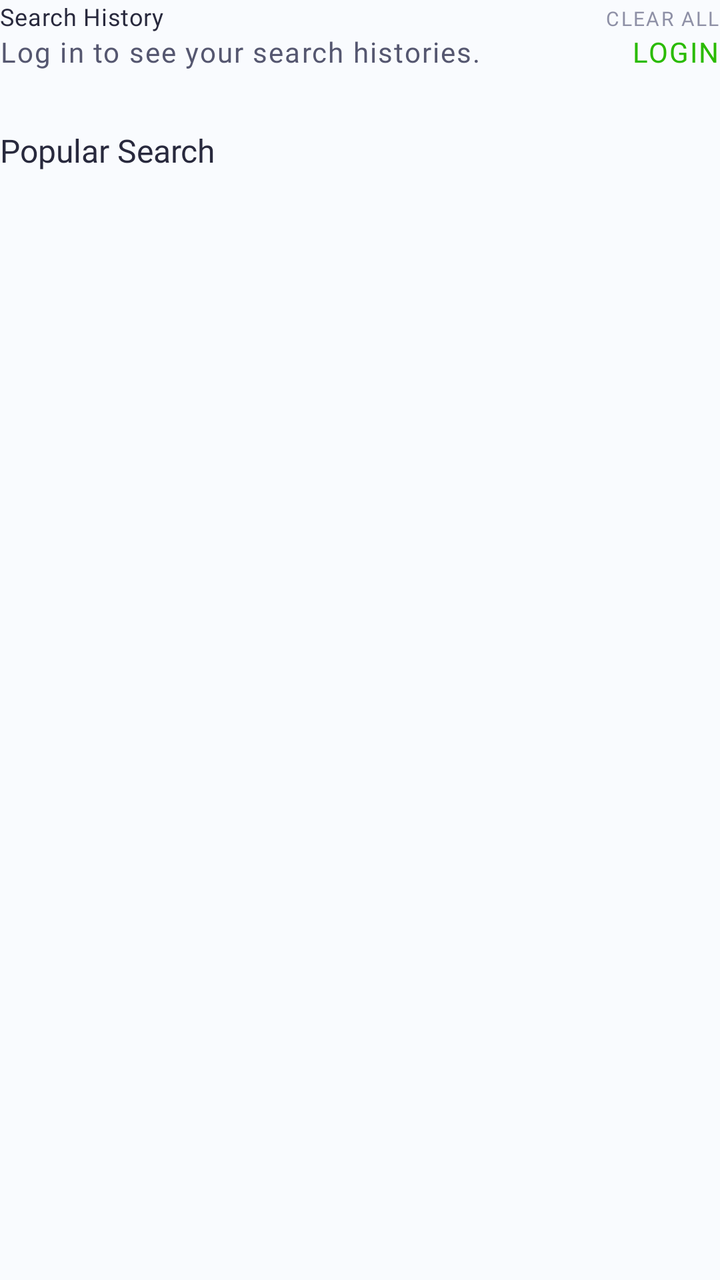
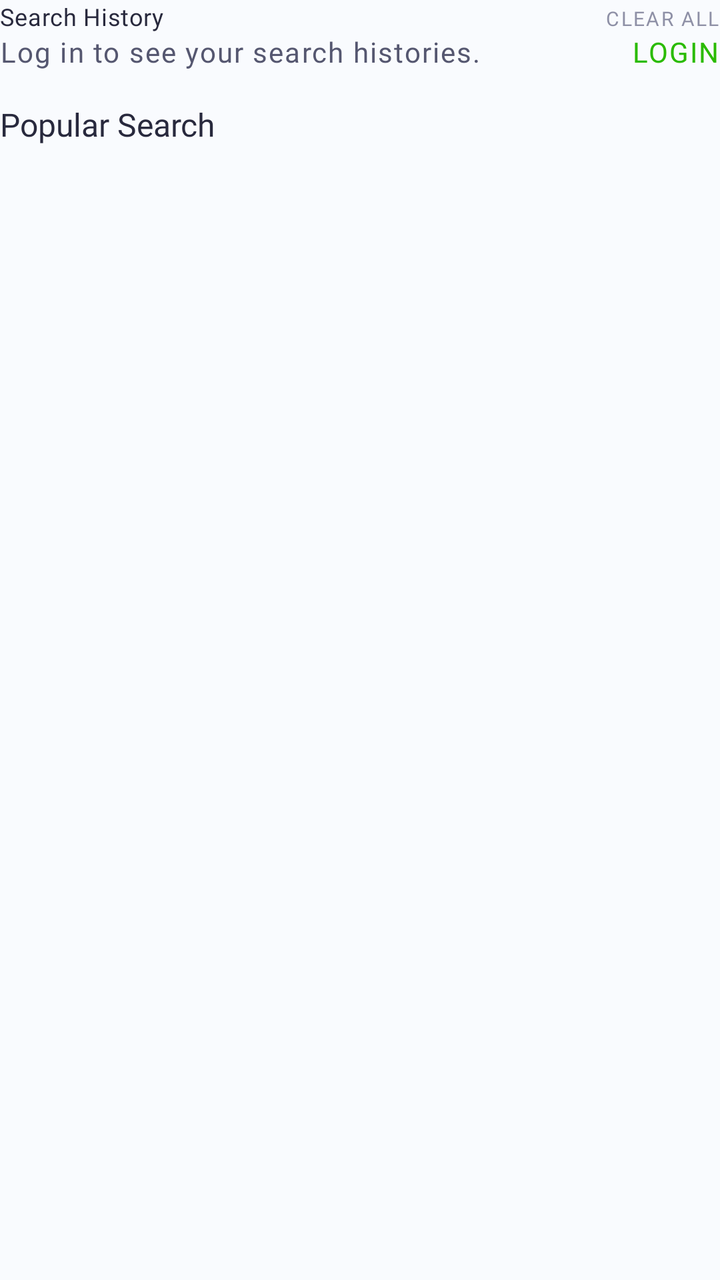

An Android layout rendered at two revisions. The XML below is the earlier revision; the diff shows what the commit changed to produce the second picture.
<!-- AndroidManifest.xml: application theme Theme.XMLApp -->
<!-- res/layout/fragment_search_home.xml -->
<?xml version="1.0" encoding="utf-8"?>
<androidx.constraintlayout.widget.ConstraintLayout xmlns:android="http://schemas.android.com/apk/res/android"
    xmlns:app="http://schemas.android.com/apk/res-auto"
    android:layout_width="match_parent"
    android:layout_height="match_parent">

    <LinearLayout
        android:id="@+id/llSearchHistory"
        android:layout_width="match_parent"
        android:layout_height="wrap_content"
        android:orientation="horizontal"
        app:layout_constraintEnd_toEndOf="parent"
        app:layout_constraintStart_toStartOf="parent"
        app:layout_constraintTop_toTopOf="parent">

        <TextView
            android:layout_width="wrap_content"
            android:layout_height="wrap_content"
            android:fontFamily="@font/source_sans_semibold"
            android:letterSpacing="0.02"
            android:text="Search History"
            android:textColor="@color/textDark400"
            android:textSize="12sp" />

        <Space
            android:layout_width="0dp"
            android:layout_height="wrap_content"
            android:layout_weight="1" />

        <TextView
            android:id="@+id/btnClearAll"
            android:layout_width="wrap_content"
            android:layout_height="wrap_content"
            android:clickable="true"
            android:fontFamily="@font/source_sans_regular"
            android:letterSpacing="0.08"
            android:text="CLEAR ALL"
            android:textColor="@color/textDark200"
            android:textSize="10sp" />
    </LinearLayout>

    <LinearLayout
        android:id="@+id/llLoginMessage"
        android:layout_width="match_parent"
        android:layout_height="wrap_content"
        android:layout_marginBottom="20dp"
        android:gravity="center_vertical"
        android:orientation="horizontal"
        app:layout_constraintEnd_toEndOf="parent"
        app:layout_constraintStart_toStartOf="parent"
        app:layout_constraintTop_toBottomOf="@id/llSearchHistory">

        <TextView
            android:id="@+id/tvLoginMessage"
            android:layout_width="wrap_content"
            android:layout_height="wrap_content"
            android:fontFamily="@font/source_sans_regular"
            android:letterSpacing="0.05"
            android:text="Log in to see your search histories."
            android:textColor="@color/textDark300" />

        <Space
            android:layout_width="0dp"
            android:layout_height="1dp"
            android:layout_weight="1" />

        <TextView
            android:id="@+id/btnLogin"
            android:layout_width="wrap_content"
            android:layout_height="wrap_content"
            android:clickable="true"
            android:fontFamily="@font/source_sans_semibold"
            android:letterSpacing="0.05"
            android:text="LOGIN"
            android:textColor="@color/primaryGreen"
            android:textSize="14sp" />
    </LinearLayout>

    <androidx.recyclerview.widget.RecyclerView
        android:id="@+id/rvSearchHistory"
        android:layout_width="match_parent"
        android:layout_height="wrap_content"
        android:paddingVertical="16dp"
        app:layout_constraintEnd_toEndOf="parent"
        app:layout_constraintStart_toStartOf="parent"
        app:layout_constraintTop_toBottomOf="@id/llSearchHistory" />

    <androidx.constraintlayout.widget.Barrier
        android:id="@+id/barrier"
        android:layout_width="wrap_content"
        android:layout_height="wrap_content"
        app:barrierDirection="bottom"
        app:constraint_referenced_ids="llLoginMessage, rvSearchHistory" />

    <TextView
        android:id="@+id/tvPopular"
        android:layout_width="wrap_content"
        android:layout_height="wrap_content"
        android:fontFamily="@font/source_sans_semibold"
        android:paddingTop="16dp"
        android:text="Popular Search"
        android:textColor="@color/textDark400"
        android:textSize="16sp"
        app:layout_constraintStart_toStartOf="parent"
        app:layout_constraintTop_toBottomOf="@id/barrier" />

    <androidx.recyclerview.widget.RecyclerView
        android:id="@+id/rvPopularSearch"
        android:layout_width="match_parent"
        android:layout_height="wrap_content"
        app:layout_constraintEnd_toEndOf="parent"
        app:layout_constraintStart_toStartOf="parent"
        app:layout_constraintTop_toBottomOf="@id/tvPopular" />
</androidx.constraintlayout.widget.ConstraintLayout>
<!-- resources referenced by this layout -->
<resources>
  <color name="primaryGreen">#2ABB00</color>
  <color name="textDark200">#8E90A6</color>
  <color name="textDark300">#555770</color>
  <color name="textDark400">#28293D</color>
  <style name="Theme.XMLApp" parent="Base.Theme.XMLApp" />
  <color name="secondaryGreen">#C6F09E</color>
  <color name="surface">#FFFFFF</color>
  <color name="textDark">#263238</color>
  <style name="AppPopupMenu" parent="Widget.Material3.PopupMenu">
          <item name="android:popupBackground">@drawable/bg_popup_menus</item>
          <item name="android:itemTextAppearance">@style/PopupMenuText</item>
          <item name="android:textAppearance">@style/PopupMenuText</item>
      </style>
  <color name="offWhiteBackground">#F9FBFE</color>
  <style name="ThemeOverlay.XMLApp.MaterialAlertDialog" parent="ThemeOverlay.Material3.MaterialAlertDialog">
  
          <item name="colorPrimary">@color/primaryGreen</item>
          <item name="colorSecondary">@color/secondaryGreen</item>
  
          <item name="colorSurface">@color/surface</item>
          <item name="colorOnSurface">@color/textDark</item>
          <item name="colorOnSurfaceVariant">@color/lightGrey</item>
  
          <item name="alertDialogStyle">
              @style/MaterialAlertDialog.XMLApp
          </item>
  
          <item name="materialAlertDialogTitleTextStyle">
              @style/MaterialAlertDialog.XMLApp.Title
          </item>
  
          <item name="buttonBarPositiveButtonStyle">
              @style/Widget.XMLApp.DialogButton
          </item>
  
          <item name="buttonBarNegativeButtonStyle">
              @style/Widget.XMLApp.DialogButton
          </item>
      </style>
  <!-- drawable bg_popup_menus (drawable) -->
  <?xml version="1.0" encoding="utf-8"?>
  <shape xmlns:android="http://schemas.android.com/apk/res/android">
      <solid android:color="@color/surface"/>
  
      <corners android:radius="12dp" />
  
      <padding
          android:left="0dp"
          android:right="0dp"
          android:bottom="0dp"
          android:top="0dp"
          />
  </shape>
  <style name="PopupMenuText" parent="TextAppearance.Material3.BodyLarge">
          <item name="android:fontFamily">@font/source_sans_regular</item>
          <item name="fontFamily">@font/source_sans_regular</item>
          <item name="android:textSize">8sp</item>
          <item name="android:textColor">@color/textDark400</item>
          <item name="android:letterSpacing">0.02</item>
      </style>
  <color name="lightGrey">#555770</color>
  <style name="MaterialAlertDialog.XMLApp" parent="MaterialAlertDialog.Material3">
  
          <item name="shapeAppearance">
              @style/ShapeAppearance.XMLApp.Dialog
          </item>
      </style>
  <style name="MaterialAlertDialog.XMLApp.Title" parent="MaterialAlertDialog.Material3.Title.Text">
  
          <item name="android:textColor">@color/primaryGreenDark</item>
      </style>
  <style name="Widget.XMLApp.DialogButton" parent="Widget.Material3.Button.TextButton.Dialog">
  
          <item name="android:textColor">@color/primaryGreenDark</item>
      </style>
  <style name="ShapeAppearance.XMLApp.Dialog" parent="ShapeAppearance.Material3.MediumComponent">
  
          <item name="cornerFamily">rounded</item>
          <item name="cornerSize">16dp</item>
      </style>
  <color name="primaryGreenDark">#1FAC00</color>
  <!-- unchanged entries left out for length: 1 -->
</resources>

<!-- the commit's change to res/layout/fragment_search_home.xml (unified diff, before → after) -->
@@ -43,7 +43,6 @@
         android:id="@+id/llLoginMessage"
         android:layout_width="match_parent"
         android:layout_height="wrap_content"
-        android:layout_marginBottom="20dp"
         android:gravity="center_vertical"
         android:orientation="horizontal"
         app:layout_constraintEnd_toEndOf="parent"
@@ -80,7 +79,7 @@
         android:id="@+id/rvSearchHistory"
         android:layout_width="match_parent"
         android:layout_height="wrap_content"
-        android:paddingVertical="16dp"
+        android:paddingTop="16dp"
         app:layout_constraintEnd_toEndOf="parent"
         app:layout_constraintStart_toStartOf="parent"
         app:layout_constraintTop_toBottomOf="@id/llSearchHistory" />
